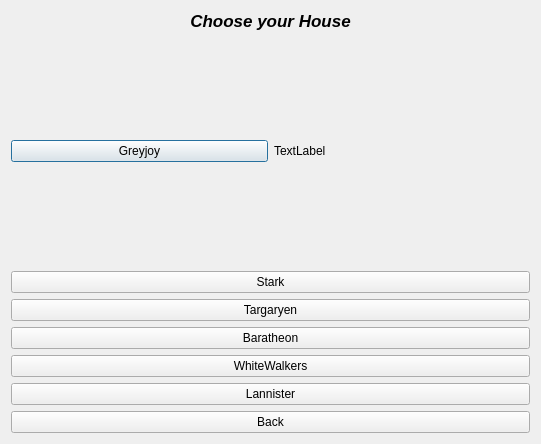
AliceCasali/Legend_Of_WesterosQT, file choosewindow.ui: the form before one commit.
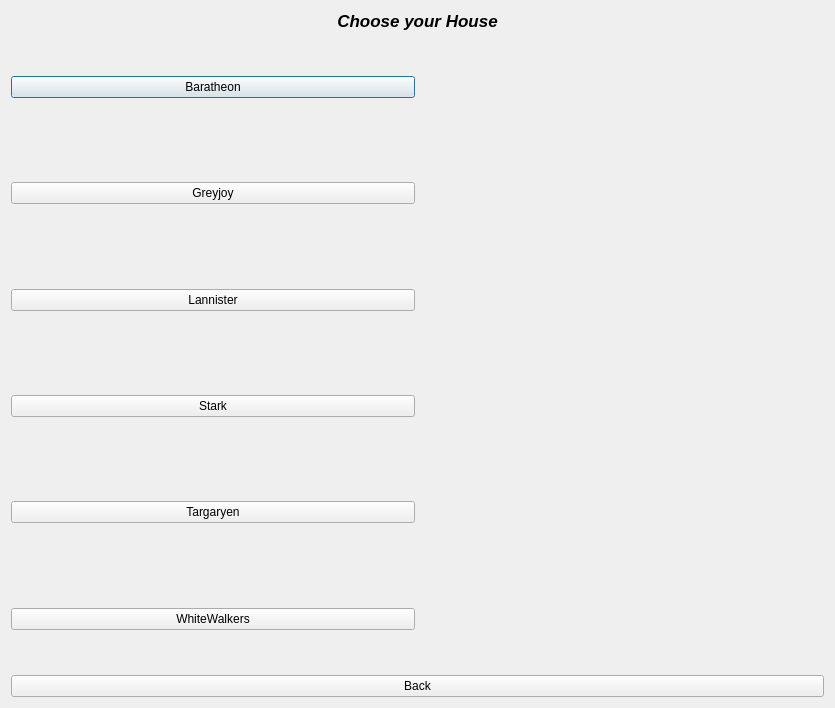
The form after the commit. Icons and pictures are not drawn.

Diff of the .ui file:
```diff
--- a/choosewindow.ui
+++ b/choosewindow.ui
@@ -6,8 +6,8 @@
    <rect>
     <x>0</x>
     <y>0</y>
-    <width>541</width>
-    <height>444</height>
+    <width>835</width>
+    <height>708</height>
    </rect>
   </property>
   <property name="windowTitle">
@@ -44,7 +44,38 @@
    <item>
     <layout class="QHBoxLayout" name="horizontalLayout">
      <item>
-      <widget class="QPushButton" name="greyjoy">
+      <widget class="QPushButton" name="btnBaratheon">
+       <property name="text">
+        <string>Baratheon</string>
+       </property>
+      </widget>
+     </item>
+     <item>
+      <widget class="QLabel" name="labBaratheon">
+       <property name="sizePolicy">
+        <sizepolicy hsizetype="Preferred" vsizetype="Preferred">
+         <horstretch>0</horstretch>
+         <verstretch>0</verstretch>
+        </sizepolicy>
+       </property>
+       <property name="styleSheet">
+        <string notr="true">QLabel {
+    background-image: url(img/baratheon.png);
+	background-position: center;
+    background-origin: content;
+}</string>
+       </property>
+       <property name="text">
+        <string/>
+       </property>
+      </widget>
+     </item>
+    </layout>
+   </item>
+   <item>
+    <layout class="QHBoxLayout" name="horizontalLayout_2">
+     <item>
+      <widget class="QPushButton" name="btnGreyjoy">
        <property name="text">
         <string>Greyjoy</string>
        </property>
@@ -52,57 +83,117 @@
      </item>
      <item>
       <widget class="QLabel" name="labGreyjoy">
+       <property name="sizePolicy">
+        <sizepolicy hsizetype="Preferred" vsizetype="Preferred">
+         <horstretch>0</horstretch>
+         <verstretch>0</verstretch>
+        </sizepolicy>
+       </property>
        <property name="text">
-        <string>TextLabel</string>
+        <string/>
        </property>
       </widget>
      </item>
     </layout>
    </item>
    <item>
-    <layout class="QHBoxLayout" name="horizontalLayout_2">
+    <layout class="QHBoxLayout" name="horizontalLayout_3">
      <item>
-      <widget class="QPushButton" name="stark">
+      <widget class="QPushButton" name="btnLannister">
+       <property name="text">
+        <string>Lannister</string>
+       </property>
+      </widget>
+     </item>
+     <item>
+      <widget class="QLabel" name="labLannister">
+       <property name="sizePolicy">
+        <sizepolicy hsizetype="Preferred" vsizetype="Preferred">
+         <horstretch>0</horstretch>
+         <verstretch>0</verstretch>
+        </sizepolicy>
+       </property>
+       <property name="text">
+        <string/>
+       </property>
+      </widget>
+     </item>
+    </layout>
+   </item>
+   <item>
+    <layout class="QHBoxLayout" name="horizontalLayout_4">
+     <item>
+      <widget class="QPushButton" name="btnStark">
        <property name="styleSheet">
-        <string notr="true">QPushButton {
-    background-image: url(img/stark.png);
-	background-position: center;
-}</string>
+        <string notr="true"/>
        </property>
        <property name="text">
         <string>Stark</string>
        </property>
       </widget>
      </item>
+     <item>
+      <widget class="QLabel" name="labStark">
+       <property name="sizePolicy">
+        <sizepolicy hsizetype="Preferred" vsizetype="Preferred">
+         <horstretch>0</horstretch>
+         <verstretch>0</verstretch>
+        </sizepolicy>
+       </property>
+       <property name="text">
+        <string/>
+       </property>
+      </widget>
+     </item>
     </layout>
    </item>
    <item>
-    <widget class="QPushButton" name="targaryen">
+    <layout class="QHBoxLayout" name="horizontalLayout_5">
+     <item>
+      <widget class="QPushButton" name="btnTargaryen">
      <property name="text">
       <string>Targaryen</string>
      </property>
     </widget>
    </item>
    <item>
-    <widget class="QPushButton" name="baratheon">
+      <widget class="QLabel" name="labTargaryen">
+       <property name="sizePolicy">
+        <sizepolicy hsizetype="Preferred" vsizetype="Preferred">
+         <horstretch>0</horstretch>
+         <verstretch>0</verstretch>
+        </sizepolicy>
+       </property>
      <property name="text">
-      <string>Baratheon</string>
+        <string/>
      </property>
     </widget>
    </item>
+    </layout>
+   </item>
    <item>
-    <widget class="QPushButton" name="whitewalkers">
+    <layout class="QHBoxLayout" name="horizontalLayout_6">
+     <item>
+      <widget class="QPushButton" name="btnWhiteWalkers">
      <property name="text">
       <string>WhiteWalkers</string>
      </property>
     </widget>
    </item>
    <item>
-    <widget class="QPushButton" name="lannister">
+      <widget class="QLabel" name="labWhiteWalkers">
+       <property name="sizePolicy">
+        <sizepolicy hsizetype="Preferred" vsizetype="Preferred">
+         <horstretch>0</horstretch>
+         <verstretch>0</verstretch>
+        </sizepolicy>
+       </property>
      <property name="text">
-      <string>Lannister</string>
-     </property>
-    </widget>
+        <string/>
+       </property>
+      </widget>
+     </item>
+    </layout>
    </item>
    <item>
     <widget class="QPushButton" name="back">
```
Lines whose indentation alone changed are shown as unchanged.
